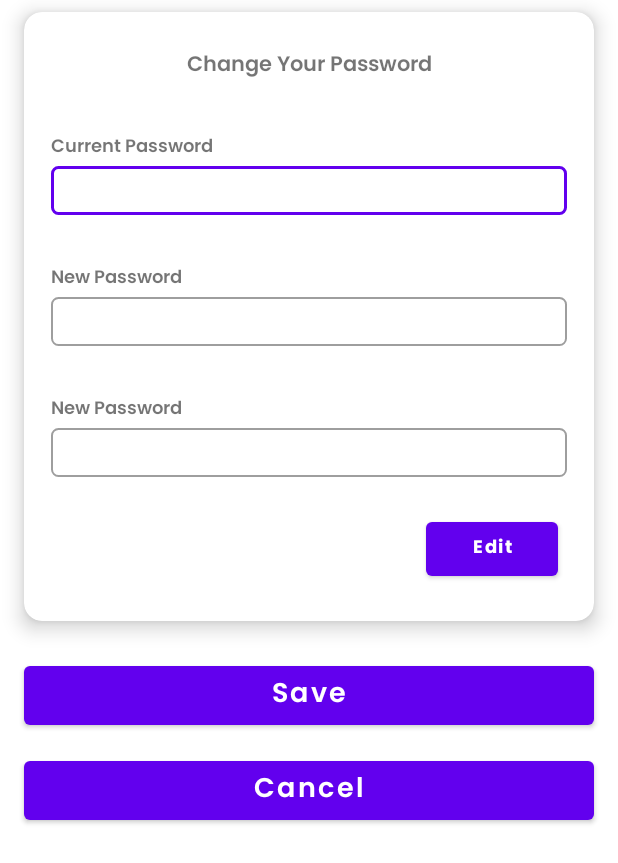
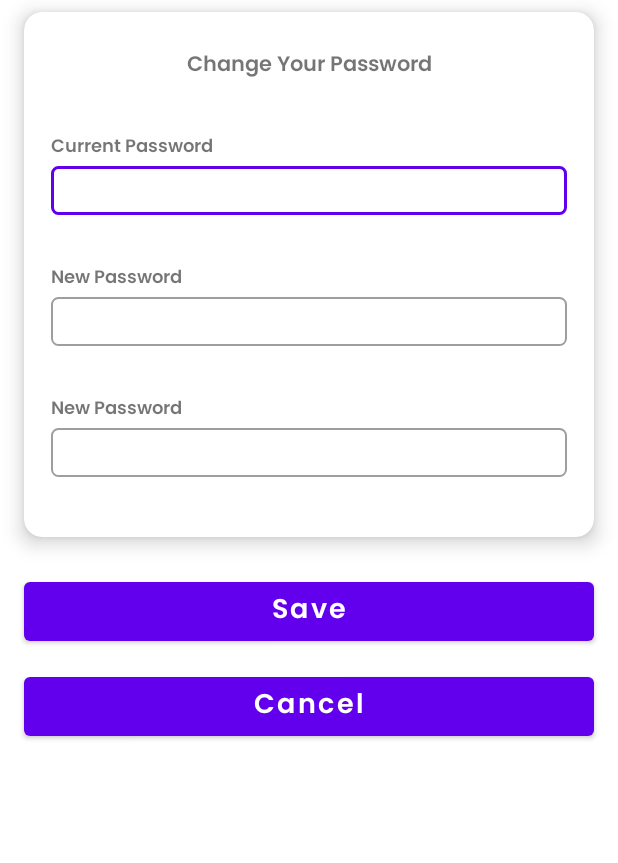
Before and after one commit to FikranAkbar/LingoParents, an Android app: the layout fragment_change_password.xml on its own in the app's theme, with its tools: preview values and no code run, on a phone screen of 412 x 824 dp. Shown: the top 863 px of the screen. Run offline under Robolectric (Android 15) with nearby library versions, the phone set to English and light mode, and no system bars.

Commit message:
fix change password fragment

```diff
--- a/app/src/main/res/layout/fragment_change_password.xml
+++ b/app/src/main/res/layout/fragment_change_password.xml
@@ -65,8 +65,8 @@
                     <com.google.android.material.textfield.TextInputEditText
                         android:layout_width="match_parent"
                         android:layout_height="wrap_content"
+                        android:paddingVertical="8dp"
                         android:textSize="12sp"
-                        android:paddingVertical="8dp"
                         tools:ignore="SpeakableTextPresentCheck" />
                 </com.google.android.material.textfield.TextInputLayout>
 
@@ -99,8 +99,8 @@
                     <com.google.android.material.textfield.TextInputEditText
                         android:layout_width="match_parent"
                         android:layout_height="wrap_content"
+                        android:paddingVertical="8dp"
                         android:textSize="12sp"
-                        android:paddingVertical="8dp"
                         tools:ignore="SpeakableTextPresentCheck" />
                 </com.google.android.material.textfield.TextInputLayout>
 
@@ -123,35 +123,23 @@
                     android:layout_height="wrap_content"
                     android:layout_marginHorizontal="18dp"
                     android:layout_marginTop="2dp"
+                    android:layout_marginBottom="40dp"
                     app:boxCornerRadiusBottomEnd="5dp"
                     app:boxCornerRadiusBottomStart="5dp"
                     app:boxCornerRadiusTopEnd="5dp"
                     app:boxCornerRadiusTopStart="5dp"
                     app:hintEnabled="false"
+                    app:layout_constraintBottom_toBottomOf="parent"
                     app:layout_constraintTop_toBottomOf="@id/tv_confirm_password_title">
 
                     <com.google.android.material.textfield.TextInputEditText
                         android:layout_width="match_parent"
                         android:layout_height="wrap_content"
+                        android:paddingVertical="8dp"
                         android:textSize="12sp"
-                        android:paddingVertical="8dp"
                         tools:ignore="SpeakableTextPresentCheck" />
                 </com.google.android.material.textfield.TextInputLayout>
 
-                <com.google.android.material.button.MaterialButton
-                    android:id="@+id/mbtn_edit"
-                    android:layout_width="wrap_content"
-                    android:layout_height="wrap_content"
-                    android:layout_marginTop="24dp"
-                    android:layout_marginEnd="24dp"
-                    android:layout_marginBottom="24dp"
-                    android:fontFamily="@font/poppins_w700"
-                    android:text="@string/edit"
-                    android:textAllCaps="false"
-                    android:textSize="12sp"
-                    app:layout_constraintBottom_toBottomOf="parent"
-                    app:layout_constraintEnd_toEndOf="parent"
-                    app:layout_constraintTop_toBottomOf="@id/tf_confirm_password" />
             </androidx.constraintlayout.widget.ConstraintLayout>
         </androidx.cardview.widget.CardView>
 
```
